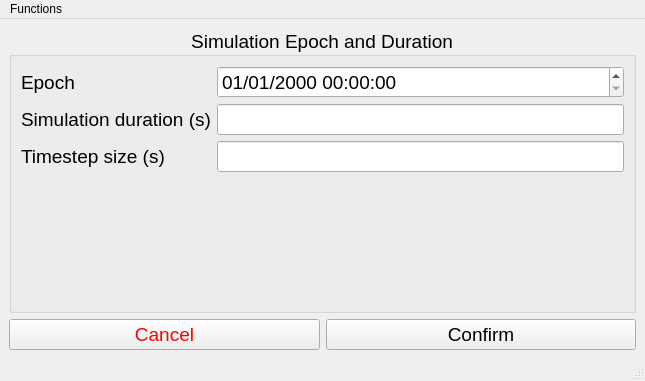
First picture: the form in SimTimesUI.ui, repository PatoGranate/Mission-Planner, before the edit.
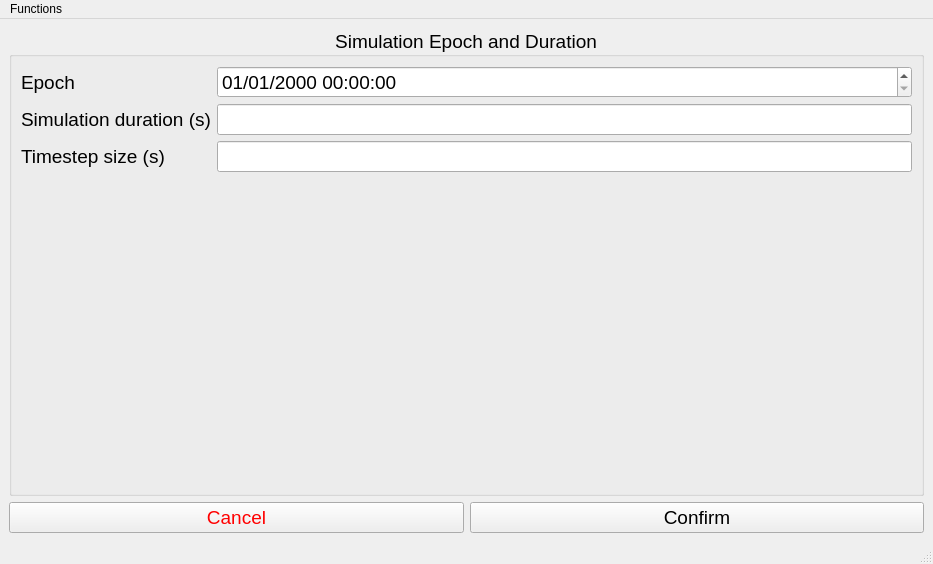
Second picture: the form after the edit.

Diff of the .ui file:
```diff
--- a/SimTimesUI.ui
+++ b/SimTimesUI.ui
@@ -6,8 +6,8 @@
    <rect>
     <x>0</x>
     <y>0</y>
-    <width>645</width>
-    <height>381</height>
+    <width>933</width>
+    <height>564</height>
    </rect>
   </property>
   <property name="windowTitle">
@@ -143,7 +143,7 @@
     <rect>
      <x>0</x>
      <y>0</y>
-     <width>645</width>
+     <width>933</width>
      <height>22</height>
     </rect>
    </property>
```
Left out of the diff: 10 changed lines with no effect on the pictures.
